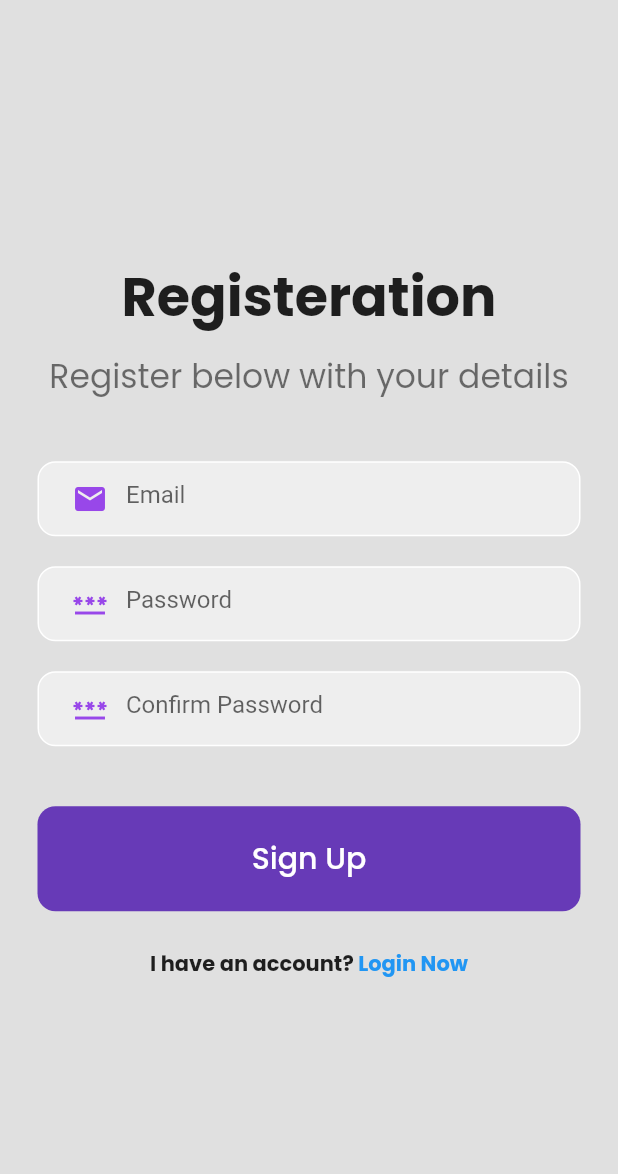
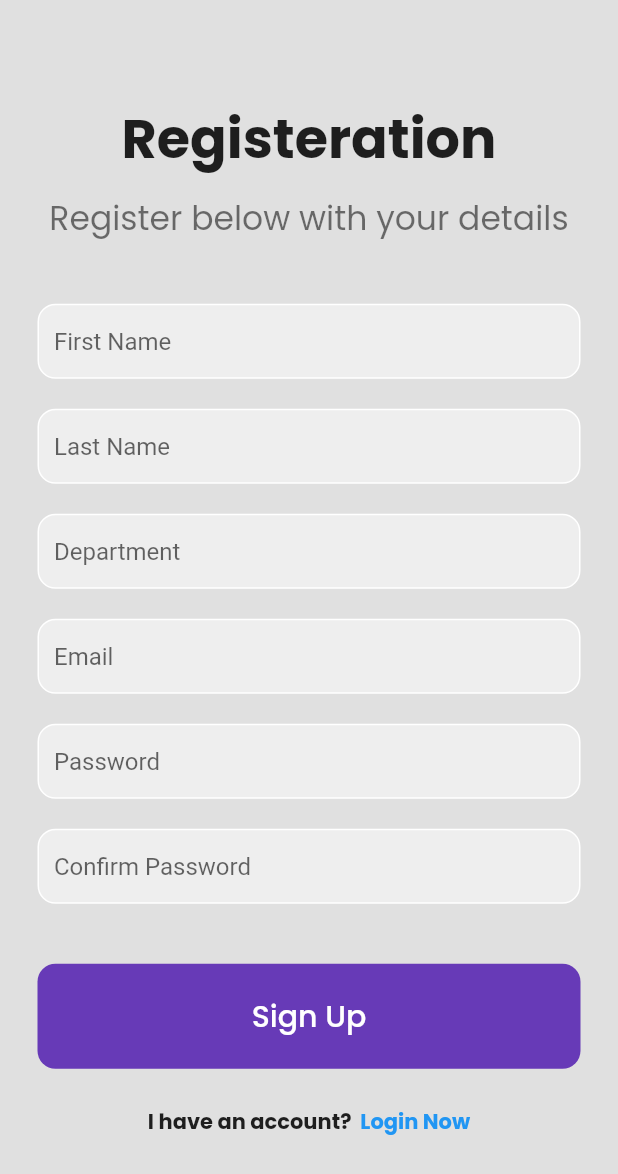
Before and after one commit to AryaanVedak/college-greivance-app, a Flutter app: the RegisterPage screen opened directly with empty values, after a tap on "Sign Up", on a phone screen of 412 x 824 dp. Shown: the top 1174 px of the screen. Run offline on Flutter 3.47's test engine with Material 2 defaults, Android fonts, the phone set to English and light mode, and no system bars; our stand-ins replace cloud_firestore, firebase_auth, firebase_core, google_fonts; missing offline and left inert: dart:ffi; accounts and stored records are empty; network calls fail.

Commit message:
user register extra fields

```diff
--- a/lib/pages/login_page.dart
+++ b/lib/pages/login_page.dart
@@ -153,7 +153,7 @@ class _LoginPageState extends State<LoginPage> {
                   GestureDetector(
                     onTap: widget.showRegisterPage,
                     child: Text(
-                      " Register Now",
+                      "  Register Now",
                       style: GoogleFonts.poppins(
                           color: Colors.blue, fontWeight: FontWeight.bold),
                     ),
--- a/lib/pages/register_page.dart
+++ b/lib/pages/register_page.dart
@@ -1,3 +1,4 @@
+import 'package:cloud_firestore/cloud_firestore.dart';
 import 'package:firebase_auth/firebase_auth.dart';
 import 'package:flutter/material.dart';
 import 'package:google_fonts/google_fonts.dart';
@@ -18,6 +19,9 @@ class _RegisterPageState extends State<RegisterPage> {
   final _emailController = TextEditingController();
   final _passwordController = TextEditingController();
   final _confirmPasswordController = TextEditingController();
+  final _firstNameContoller = TextEditingController();
+  final _lastNameController = TextEditingController();
+  final _departmentController = TextEditingController();
 
   @override
   void dispose() {
@@ -25,16 +29,38 @@ class _RegisterPageState extends State<RegisterPage> {
     _emailController.dispose();
     _passwordController.dispose();
     _confirmPasswordController.dispose();
+    _firstNameContoller.dispose();
+    _lastNameController.dispose();
+    _departmentController.dispose();
     super.dispose();
   }
 
   Future signUp() async {
     if (passwordConfirmed()) {
+      // create user
       await FirebaseAuth.instance.createUserWithEmailAndPassword(
         email: _emailController.text.trim(),
         password: _passwordController.text.trim(),
       );
+
+      // add user details
+      addUserDetails(
+        _firstNameContoller.text.trim(),
+        _lastNameController.text.trim(),
+        _emailController.text.trim(),
+        _departmentController.text.trim(),
+      );
     }
+  }
+
+  Future addUserDetails(String firstName, String lastName, String email,
+      String department) async {
+    await FirebaseFirestore.instance.collection('users').add({
+      'first name': firstName,
+      'last name': lastName,
+      'email': email,
+      'department': department,
+    });
   }
 
   bool passwordConfirmed() {
@@ -73,6 +99,81 @@ class _RegisterPageState extends State<RegisterPage> {
                 height: 40,
               ),
 
+              // First Name text field
+              Padding(
+                padding: const EdgeInsets.symmetric(horizontal: 25),
+                child: Container(
+                  decoration: BoxDecoration(
+                      color: Colors.grey[200],
+                      border: Border.all(color: Colors.white),
+                      borderRadius: BorderRadius.circular(12)),
+                  child: Padding(
+                    padding: EdgeInsets.only(left: 10.0),
+                    child: TextField(
+                      controller: _firstNameContoller,
+                      decoration: const InputDecoration(
+                        border: InputBorder.none,
+                        hintText: 'First Name',
+                      ),
+                    ),
+                  ),
+                ),
+              ),
+
+              const SizedBox(
+                height: 20,
+              ),
+
+              // Last Name text field
+              Padding(
+                padding: const EdgeInsets.symmetric(horizontal: 25),
+                child: Container(
+                  decoration: BoxDecoration(
+                      color: Colors.grey[200],
+                      border: Border.all(color: Colors.white),
+                      borderRadius: BorderRadius.circular(12)),
+                  child: Padding(
+                    padding: EdgeInsets.only(left: 10.0),
+                    child: TextField(
+                      controller: _lastNameController,
+                      decoration: const InputDecoration(
+                        border: InputBorder.none,
+                        hintText: 'Last Name',
+                      ),
+                    ),
+                  ),
+                ),
+              ),
+
+              const SizedBox(
+                height: 20,
+              ),
+
+              // Department text field
+              Padding(
+                padding: const EdgeInsets.symmetric(horizontal: 25),
+                child: Container(
+                  decoration: BoxDecoration(
+                      color: Colors.grey[200],
+                      border: Border.all(color: Colors.white),
+                      borderRadius: BorderRadius.circular(12)),
+                  child: Padding(
+                    padding: EdgeInsets.only(left: 10.0),
+                    child: TextField(
+                      controller: _departmentController,
+                      decoration: const InputDecoration(
+                        border: InputBorder.none,
+                        hintText: 'Department',
+                      ),
+                    ),
+                  ),
+                ),
+              ),
+
+              const SizedBox(
+                height: 20,
+              ),
+
               // Login text field
               Padding(
                 padding: const EdgeInsets.symmetric(horizontal: 25),
@@ -86,8 +187,6 @@ class _RegisterPageState extends State<RegisterPage> {
                     child: TextField(
                       controller: _emailController,
                       decoration: const InputDecoration(
-                        prefixIcon: Icon(Icons.email,
-                            color: Color.fromARGB(255, 152, 71, 233)),
                         border: InputBorder.none,
                         hintText: 'Email',
                       ),
@@ -114,8 +213,6 @@ class _RegisterPageState extends State<RegisterPage> {
                       controller: _passwordController,
                       obscureText: true,
                       decoration: const InputDecoration(
-                        prefixIcon: Icon(Icons.password,
-                            color: Color.fromARGB(255, 152, 71, 233)),
                         border: InputBorder.none,
                         hintText: 'Password',
                       ),
@@ -142,8 +239,6 @@ class _RegisterPageState extends State<RegisterPage> {
                       controller: _confirmPasswordController,
                       obscureText: true,
                       decoration: const InputDecoration(
-                        prefixIcon: Icon(Icons.password,
-                            color: Color.fromARGB(255, 152, 71, 233)),
                         border: InputBorder.none,
                         hintText: 'Confirm Password',
                       ),
@@ -196,7 +291,7 @@ class _RegisterPageState extends State<RegisterPage> {
                   GestureDetector(
                     onTap: widget.showLoginPage,
                     child: Text(
-                      " Login Now",
+                      "  Login Now",
                       style: GoogleFonts.poppins(
                           color: Colors.blue, fontWeight: FontWeight.bold),
                     ),
--- a/pubspec.yaml
+++ b/pubspec.yaml
@@ -37,6 +37,7 @@ dependencies:
   cupertino_icons: ^1.0.2
   firebase_auth: ^4.2.5
   google_fonts:
+  cloud_firestore:
 
 dev_dependencies:
   flutter_test:
```
Also changed, not shown: pubspec.lock, 2 other files.
